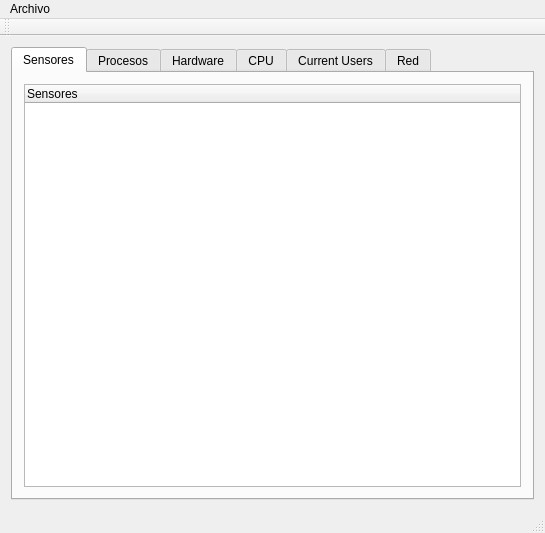
KapilMelwani/soa-system-monitor, file systemmonitor.ui: the form before one commit.
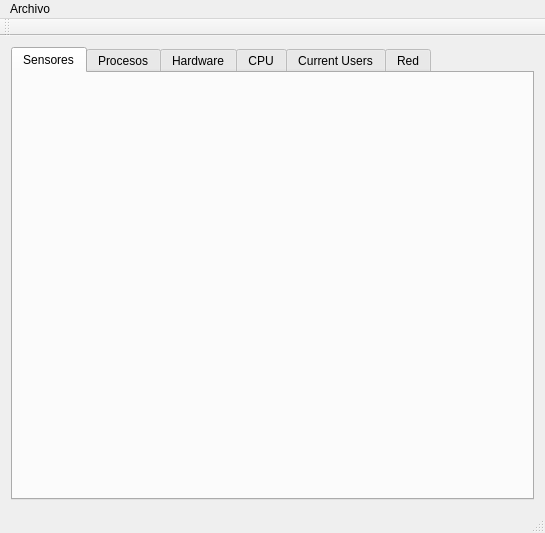
The form after the commit. The open tabs and pages were chosen to show the change.

Diff of the .ui file:
```diff
--- a/systemmonitor.ui
+++ b/systemmonitor.ui
@@ -24,23 +24,7 @@
        <attribute name="title">
         <string>Sensores</string>
        </attribute>
-       <layout class="QVBoxLayout" name="verticalLayout_2">
-        <item>
-         <widget class="QTreeWidget" name="treeSensores">
-          <property name="sizePolicy">
-           <sizepolicy hsizetype="Preferred" vsizetype="Preferred">
-            <horstretch>0</horstretch>
-            <verstretch>0</verstretch>
-           </sizepolicy>
-          </property>
-          <column>
-           <property name="text">
-            <string>Sensores</string>
-           </property>
-          </column>
-         </widget>
-        </item>
-       </layout>
+       <layout class="QVBoxLayout" name="verticalLayout_2"/>
       </widget>
       <widget class="QWidget" name="tabProcesos">
        <property name="sizePolicy">
```
Left out of the diff: 21 changed lines with no effect on the pictures.
